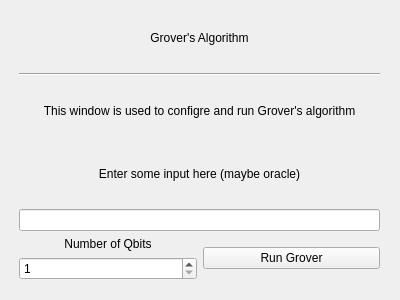
The window that resource/groverTens.ui (Quantum-Computing-GP-3/Simulated-Quantum-Computer) describes before a commit, drawn with Qt 5.
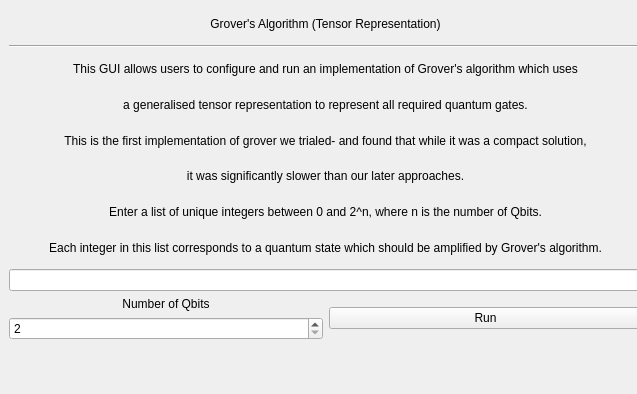
The same window after the commit.

```diff
--- a/resource/groverTens.ui
+++ b/resource/groverTens.ui
@@ -6,8 +6,8 @@
    <rect>
     <x>0</x>
     <y>0</y>
-    <width>400</width>
-    <height>300</height>
+    <width>637</width>
+    <height>394</height>
    </rect>
   </property>
   <property name="windowTitle">
@@ -16,10 +16,10 @@
   <widget class="QWidget" name="verticalLayoutWidget">
    <property name="geometry">
     <rect>
-     <x>19</x>
+     <x>9</x>
      <y>9</y>
-     <width>361</width>
-     <height>271</height>
+     <width>633</width>
+     <height>331</height>
     </rect>
    </property>
    <layout class="QVBoxLayout" name="verticalLayout">
@@ -29,7 +29,7 @@
        <string notr="true">font: 20pt &quot;MS Sans Serif&quot;;</string>
       </property>
       <property name="text">
-       <string>Grover's Algorithm</string>
+       <string>Grover's Algorithm (Tensor Representation)</string>
       </property>
       <property name="alignment">
        <set>Qt::AlignCenter</set>
@@ -46,7 +46,7 @@
     <item>
      <widget class="QLabel" name="label_4">
       <property name="text">
-       <string>This window is used to configre and run Grover's algorithm</string>
+       <string>This GUI allows users to configure and run an implementation of Grover's algorithm which uses</string>
       </property>
       <property name="alignment">
        <set>Qt::AlignCenter</set>
@@ -56,7 +56,47 @@
     <item>
      <widget class="QLabel" name="label_3">
       <property name="text">
-       <string>Enter some input here (maybe oracle)</string>
+       <string>a generalised tensor representation to represent all required quantum gates.</string>
+      </property>
+      <property name="alignment">
+       <set>Qt::AlignCenter</set>
+      </property>
+     </widget>
+    </item>
+    <item>
+     <widget class="QLabel" name="label_7">
+      <property name="text">
+       <string>This is the first implementation of grover we trialed- and found that while it was a compact solution,</string>
+      </property>
+      <property name="alignment">
+       <set>Qt::AlignCenter</set>
+      </property>
+     </widget>
+    </item>
+    <item>
+     <widget class="QLabel" name="label_8">
+      <property name="text">
+       <string>it was significantly slower than our later approaches.</string>
+      </property>
+      <property name="alignment">
+       <set>Qt::AlignCenter</set>
+      </property>
+     </widget>
+    </item>
+    <item>
+     <widget class="QLabel" name="label_5">
+      <property name="text">
+       <string>Enter a list of unique integers between 0 and 2^n, where n is the number of Qbits.</string>
+      </property>
+      <property name="alignment">
+       <set>Qt::AlignCenter</set>
+      </property>
+     </widget>
+    </item>
+    <item>
+     <widget class="QLabel" name="label_6">
+      <property name="text">
+       <string>Each integer in this list corresponds to a quantum state which should be amplified by Grover's algorithm.</string>
       </property>
       <property name="alignment">
        <set>Qt::AlignCenter</set>
@@ -86,7 +126,7 @@
         <item>
          <widget class="QSpinBox" name="RegisterSize">
           <property name="minimum">
-           <number>1</number>
+           <number>2</number>
           </property>
           <property name="maximum">
            <number>30</number>
@@ -98,7 +138,7 @@
       <item>
        <widget class="QPushButton" name="RunGrover">
         <property name="text">
-         <string>Run Grover</string>
+         <string>Run</string>
         </property>
        </widget>
       </item>
```
Left out of the diff: 2 changed lines with no effect on the pictures.
